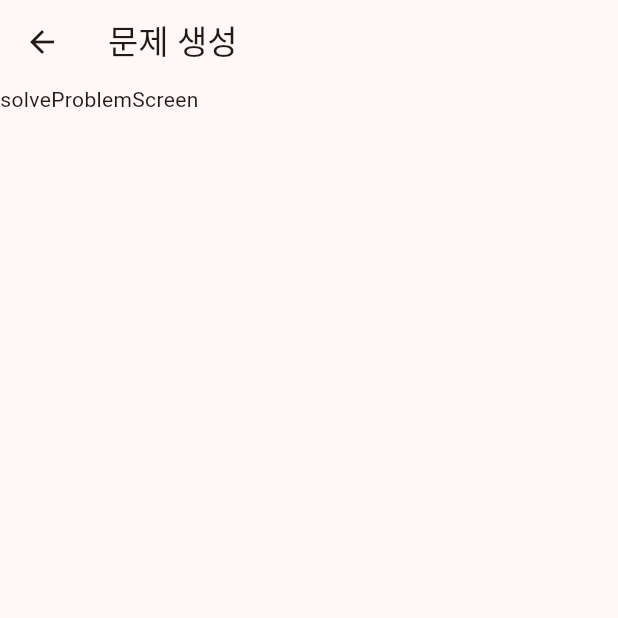
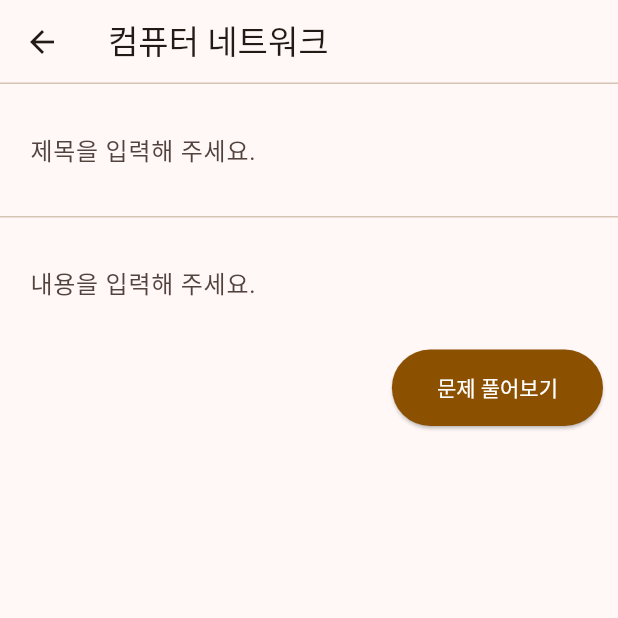
Before and after one commit to SnowMate318/JongSul, a Flutter app: the SolveProblemScreen screen opened by its route, on a phone screen of 412 x 824 dp, the top half of it. Run offline on Flutter 3.47's test engine with Material 3 defaults, Android fonts, the phone set to English and light mode, and no system bars; our stand-ins replace carousel_slider, cloud_firestore, flutter_spinkit, get; accounts and stored records are empty; network calls fail.

Commit message:
feat: 문제 풀이 스크린
문제 풀이 스크린을 구현했습니다.

```diff
--- a/lib/screen/7_solve_problem_screen/solve_problem_screen.dart
+++ b/lib/screen/7_solve_problem_screen/solve_problem_screen.dart
@@ -1,17 +1,124 @@
 import 'package:flutter/material.dart';
+import 'package:jongsul/screen/5_generate_problem_screen/generate_problem_user_choice_screen.dart';
+import 'package:jongsul/screen/7_solve_problem_screen/solve_problem_oxquiz_screen.dart';
+import 'package:jongsul/screen/widget/download_button.dart';
 
-class SolveProblemScreen extends StatelessWidget {
-  const SolveProblemScreen({Key? key}) : super(key: key);
+class SolveProblemScreen extends StatefulWidget {
+  const SolveProblemScreen({super.key});
+
+  @override
+  State<SolveProblemScreen> createState() => _SolveProblemScreenState();
+}
+
+class _SolveProblemScreenState extends State<SolveProblemScreen> {
+  TextEditingController subjectController = TextEditingController();
+  TextEditingController contentController = TextEditingController();
 
   @override
   Widget build(BuildContext context) {
     return Scaffold(
-        appBar: AppBar(title: Text("문제 생성")), // 앱바 사용
+        appBar: AppBar(
+          title: Text("컴퓨터 네트워크"),
+          shape: Border(
+            bottom: BorderSide(
+              color: Color(0xFFD5C3B5),
+              width: 1,
+            ),
+          ),
+        ),
         body: SafeArea(
-          child: Text( //메인 화면
-              "solveProblemScreen"
+          //메인 화면
+          child: SingleChildScrollView(
+            child: Column(
+              mainAxisSize: MainAxisSize.min,
+              mainAxisAlignment: MainAxisAlignment.center,
+              crossAxisAlignment: CrossAxisAlignment.center,
+              children: [
+                //검색창
+                Center(
+                  child: Padding(
+                    child: TextField(
+                      maxLength: 20,
+                      controller: subjectController,
+                      decoration: InputDecoration(
+                        hintText: '제목을 입력해 주세요.',
+                        labelStyle: TextStyle(color: Color(0xFF8B5000)),
+                        border: InputBorder.none,
+                        counterText: '', //글자수 제한 표시 없앰
+                      ),
+                      // textInputAction: TextInputAction.search,
+                    ),
+                    padding: EdgeInsets.all(20),
+                  ),
+                ),
+                Divider(
+                  color: Color(0xFFD5C3B5),
+                  height: 1,
+                ),
+                Center(
+                  child: Padding(
+                    child: TextField(
+                      // maxLines: 30, // 최대 높이(줄) 설정
+                      // minLines: 1, // 최소 높이(줄) 설정
+                      maxLength: 1000,
+                      controller: contentController,
+                      decoration: InputDecoration(
+                          hintText: '내용을 입력해 주세요.',
+                          labelStyle: TextStyle(color: Color(0xFF8B5000)),
+                          border: InputBorder.none,
+                          counterText: ''),
+                      //textInputAction: TextInputAction.search,
+                    ),
+                    padding: EdgeInsets.all(20),
+                  ),
+                ),
+
+                // FlatButton(
+                //   onPressed: () {
+                //     // 여기에 게시글을 서버에 전송하는 로직을 추가할 수 있습니다.
+                //     String postContent = subjectController.text;
+                //   },
+                //   color: Colors.blue,
+                //   textColor: Colors.white,
+                //   child: Text('Post'),
+                // ),
+                Row(
+                  mainAxisAlignment: MainAxisAlignment.end,
+                  children: [
+                    Container(
+                      child: Column(
+                        children: [
+                          ElevatedButton(
+                            //icon: Icon(Icons.download, size: 18),
+                            child: Text("문제 풀어보기"),
+                            onPressed: () {
+                              Navigator.push(
+                                context,
+                                MaterialPageRoute(
+                                    builder: (context) =>
+                                        SolveProblemOxQuizScreen()),
+                              );
+                            },
+                            style: ElevatedButton.styleFrom(
+                                foregroundColor: Colors.white,
+                                backgroundColor: Color(0XFF8B5000),
+                                padding: EdgeInsets.symmetric(
+                                    horizontal: 30, vertical: 15),
+                                textStyle: TextStyle(
+                                    fontSize: 14,
+                                    fontWeight: FontWeight.normal)),
+                          )
+                        ],
+                      ),
+                    ),
+                    SizedBox(
+                      width: 10,
+                    ),
+                  ],
+                ),
+              ],
+            ),
           ),
-        )
-    );
+        ));
   }
 }
```
Also changed, not shown: lib/screen/7_solve_problem_screen/solve_problem_multiple_choice_screen.dart (added, +128 -0 lines), lib/screen/7_solve_problem_screen/solve_problem_oxquiz_screen.dart (added, +118 -0 lines), lib/screen/7_solve_problem_screen/solve_problem_short_answer_screen.dart (added, +128 -0 lines).
